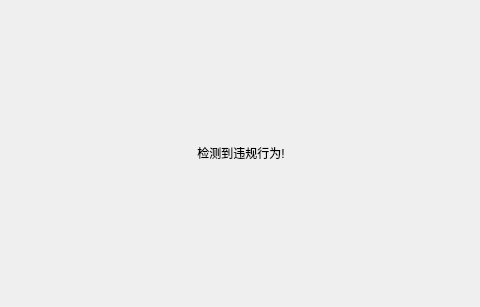
Before: the Qt Designer form QT_final/warningwidget.ui in dwdwdw5163/Qt_ncnn_opencv, drawn with Qt 5; both pictures show x 209 to 689 and y 0 to 307 of the 901 by 307 pixel window.
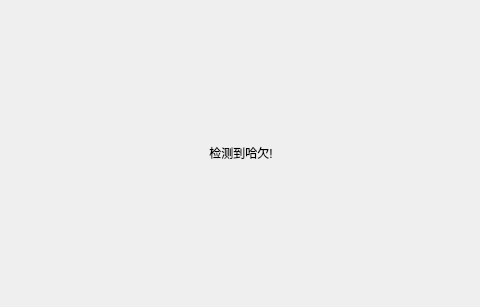
After: the same form once the commit is applied.

Patch:
```diff
--- a/QT_final/warningwidget.ui
+++ b/QT_final/warningwidget.ui
@@ -26,7 +26,7 @@
          </size>
         </property>
         <property name="text">
-         <string>检测到违规行为!</string>
+         <string>检测到哈欠!</string>
         </property>
         <property name="alignment">
          <set>Qt::AlignCenter</set>
```
